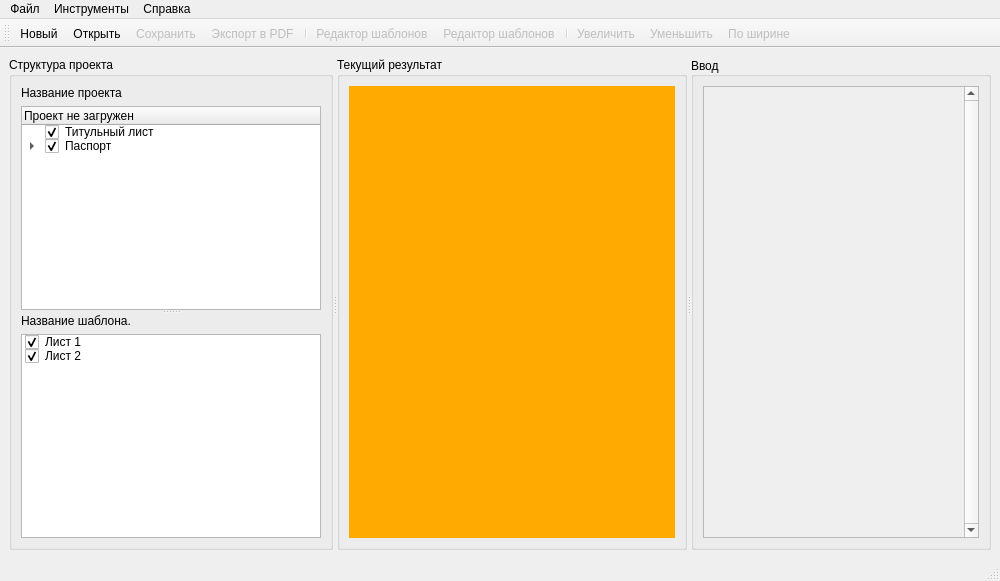
The window that designer/mainwindow.ui (Artemako/auto-exec-doc) describes before a commit, drawn with Qt 5.
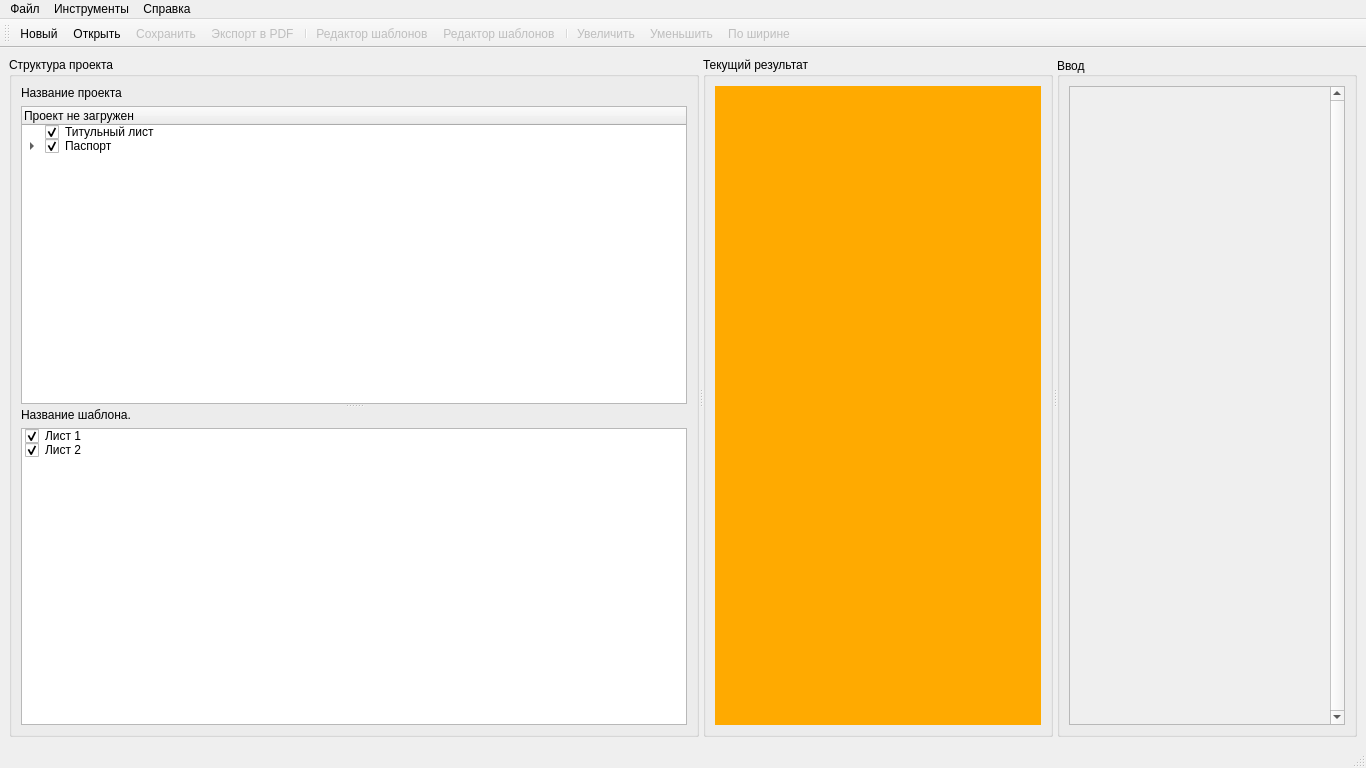
The same window after the commit. Icons and pictures are not drawn. Custom widgets are drawn as their Qt base class.

Patch:
```diff
--- a/designer/mainwindow.ui
+++ b/designer/mainwindow.ui
@@ -12,8 +12,8 @@
    <rect>
     <x>0</x>
     <y>0</y>
-    <width>1000</width>
-    <height>581</height>
+    <width>1366</width>
+    <height>768</height>
    </rect>
   </property>
   <property name="sizePolicy">
@@ -232,8 +232,8 @@
             <rect>
              <x>0</x>
              <y>0</y>
-             <width>305</width>
-             <height>448</height>
+             <width>671</width>
+             <height>635</height>
             </rect>
            </property>
            <property name="mouseTracking">
@@ -258,7 +258,7 @@
     <rect>
      <x>0</x>
      <y>0</y>
-     <width>1000</width>
+     <width>1366</width>
      <height>22</height>
     </rect>
    </property>
```
